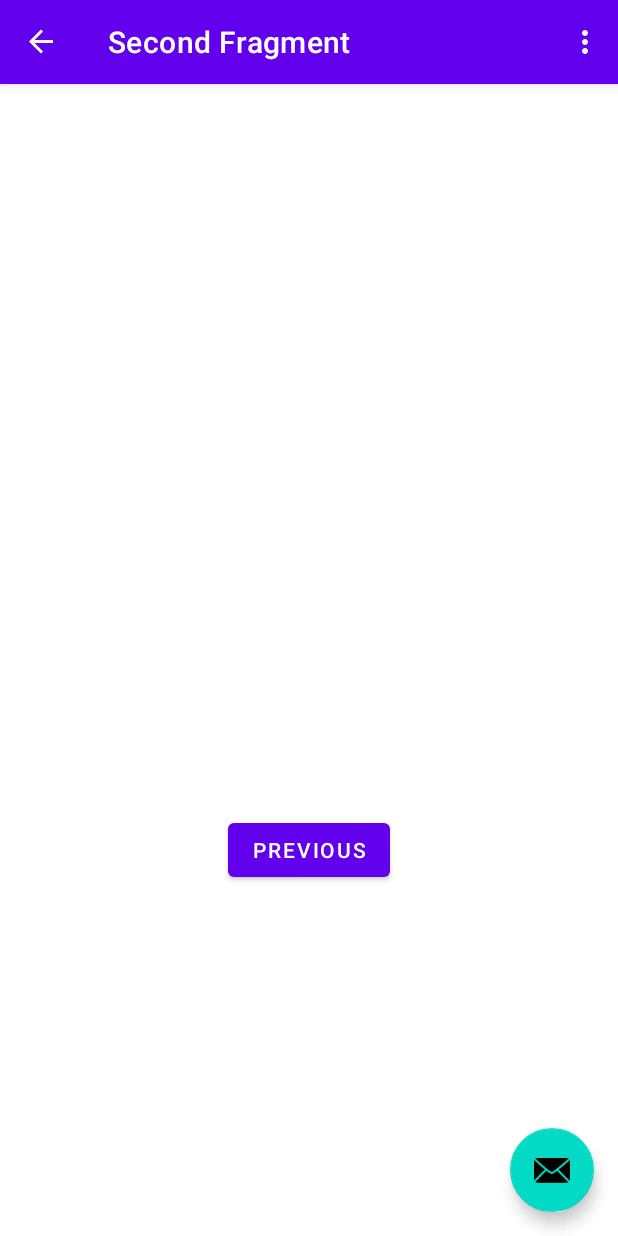
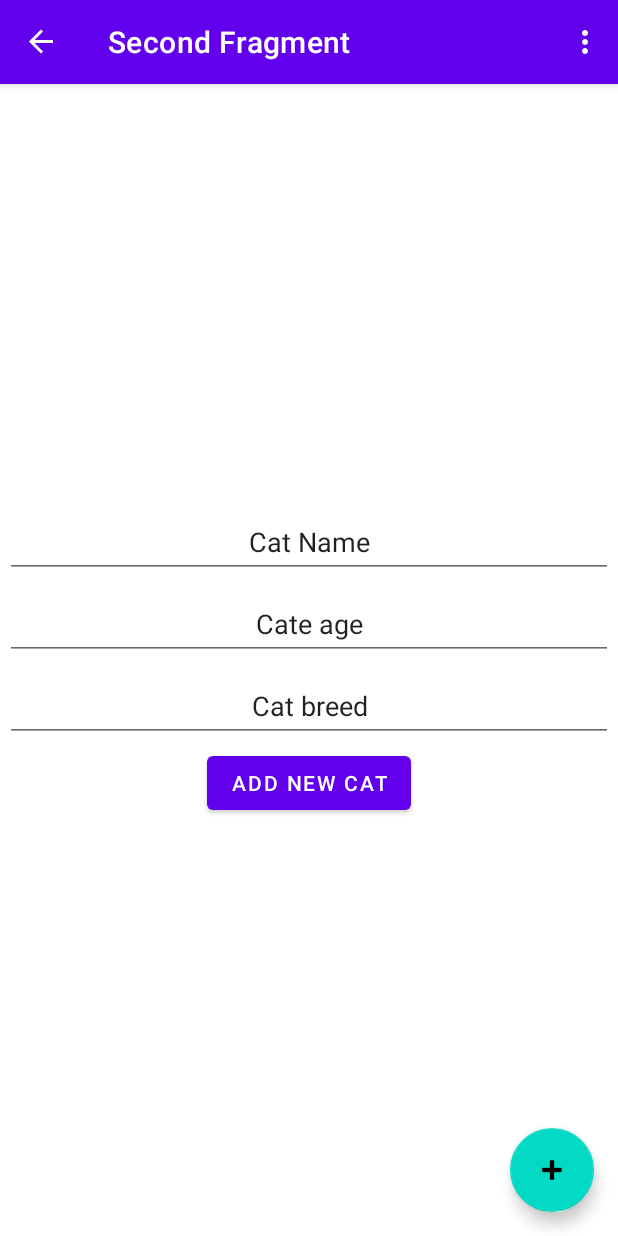
Before and after one commit to aleh-god/RSShool2021_Android_task_Storage, an Android app: the SecondFragment screen opened through its navigation route, on a phone screen of 412 x 824 dp. Run offline under Robolectric (Android 15) with nearby library versions, the phone set to English and light mode, and no system bars; our stand-ins replace navigation-ui; libraries missing offline, so code that uses them is left out: com.github.javafaker; 3 statements that could not run were skipped.

Commit message:
Big initial commit
Added RV to the first fragment. Made a layout for the second fragment. Configured the settings menu, change the FAB icon. Added the Cat service.

```diff
--- a/app/build.gradle
+++ b/app/build.gradle
@@ -45,4 +45,6 @@ dependencies {
     testImplementation 'junit:junit:4.+'
     androidTestImplementation 'androidx.test.ext:junit:1.1.3'
     androidTestImplementation 'androidx.test.espresso:espresso-core:3.4.0'
+
+    implementation 'com.github.javafaker:javafaker:1.0.2'
 }
--- a/app/src/main/java/by/godevelopment/rsshool2021androidtaskstorage/FirstFragment.kt
+++ b/app/src/main/java/by/godevelopment/rsshool2021androidtaskstorage/FirstFragment.kt
@@ -5,8 +5,13 @@ import androidx.fragment.app.Fragment
 import android.view.LayoutInflater
 import android.view.View
 import android.view.ViewGroup
+import android.widget.Toast
 import androidx.navigation.fragment.findNavController
+import androidx.recyclerview.widget.LinearLayoutManager
+import by.godevelopment.rsshool2021androidtaskstorage.adapter.CatAdapter
+import by.godevelopment.rsshool2021androidtaskstorage.database.CatProvider
 import by.godevelopment.rsshool2021androidtaskstorage.databinding.FragmentFirstBinding
+import by.godevelopment.rsshool2021androidtaskstorage.entity.Cat
 
 /**
  * A simple [Fragment] subclass as the default destination in the navigation.
@@ -19,22 +24,49 @@ class FirstFragment : Fragment() {
     // onDestroyView.
     private val binding get() = _binding!!
 
+    private lateinit var dataList: List<Cat>
+
     override fun onCreateView(
         inflater: LayoutInflater, container: ViewGroup?,
         savedInstanceState: Bundle?
     ): View? {
-
         _binding = FragmentFirstBinding.inflate(inflater, container, false)
         return binding.root
-
     }
 
     override fun onViewCreated(view: View, savedInstanceState: Bundle?) {
         super.onViewCreated(view, savedInstanceState)
+        setup()
+    }
 
-        binding.buttonFirst.setOnClickListener {
-            findNavController().navigate(R.id.action_FirstFragment_to_SecondFragment)
+    private fun setup() {
+        setupDataList()
+        setupRecyclerView()
+    }
+
+    private fun setupRecyclerView() {
+
+        val recyclerView = binding.recyclerView
+        val linearLayoutManager = LinearLayoutManager(context)
+        recyclerView.layoutManager = linearLayoutManager
+
+        // TODO "Обернуть в скоуп функцию"
+        val adapter = CatAdapter { position ->
+            myActionClick(dataList[position])
         }
+        recyclerView.adapter = adapter
+
+    }
+
+    private fun myActionClick(cat: Cat) {
+        Toast.makeText(
+            context,
+            "Выбран котик: ${cat.name}", Toast.LENGTH_SHORT
+        ).show()
+    }
+
+    private fun setupDataList() {
+        dataList = CatProvider.catsList
     }
 
     override fun onDestroyView() {
--- a/app/src/main/java/by/godevelopment/rsshool2021androidtaskstorage/MainActivity.kt
+++ b/app/src/main/java/by/godevelopment/rsshool2021androidtaskstorage/MainActivity.kt
@@ -9,12 +9,19 @@ import androidx.navigation.ui.navigateUp
 import androidx.navigation.ui.setupActionBarWithNavController
 import android.view.Menu
 import android.view.MenuItem
+import android.widget.Toast
+import androidx.navigation.fragment.findNavController
+import androidx.recyclerview.widget.LinearLayoutManager
+import by.godevelopment.rsshool2021androidtaskstorage.adapter.CatAdapter
+import by.godevelopment.rsshool2021androidtaskstorage.database.CatProvider
 import by.godevelopment.rsshool2021androidtaskstorage.databinding.ActivityMainBinding
+import by.godevelopment.rsshool2021androidtaskstorage.entity.Cat
 
 class MainActivity : AppCompatActivity() {
 
     private lateinit var appBarConfiguration: AppBarConfiguration
     private lateinit var binding: ActivityMainBinding
+    private lateinit var dataList: List<Cat>
 
     override fun onCreate(savedInstanceState: Bundle?) {
         super.onCreate(savedInstanceState)
@@ -28,10 +35,18 @@ class MainActivity : AppCompatActivity() {
         appBarConfiguration = AppBarConfiguration(navController.graph)
         setupActionBarWithNavController(navController, appBarConfiguration)
 
-        binding.fab.setOnClickListener { view ->
-            Snackbar.make(view, "Replace with your own action", Snackbar.LENGTH_LONG)
-                .setAction("Action", null).show()
+         setup()
+    }
+
+    private fun setup() {
+        setupGoToButton()
+    }
+
+    private fun setupGoToButton() {
+        binding.fab.setOnClickListener { _ ->
+            findNavController(R.id.nav_host_fragment_content_main).navigate(R.id.action_FirstFragment_to_SecondFragment)
         }
+        // TODO "Выбрасывает ошибку когда во втором фрагменте"
     }
 
     override fun onCreateOptionsMenu(menu: Menu): Boolean {
@@ -45,7 +60,20 @@ class MainActivity : AppCompatActivity() {
         // automatically handle clicks on the Home/Up button, so long
         // as you specify a parent activity in AndroidManifest.xml.
         return when (item.itemId) {
-            R.id.action_settings -> true
+            R.id.custom_filter -> {
+                Toast.makeText(
+                    this,
+                    "Переход на третий фрагмент", Toast.LENGTH_SHORT
+                ).show()
+                true
+            }
+            R.id.reset_filter -> {
+                Toast.makeText(
+                    this,
+                    "Сброс фильтра. Перегрузка листа с данными", Toast.LENGTH_SHORT
+                ).show()
+                true
+            }
             else -> super.onOptionsItemSelected(item)
         }
     }
--- /dev/null
+++ b/app/src/main/java/by/godevelopment/rsshool2021androidtaskstorage/adapter/CatAdapter.kt
@@ -0,0 +1,53 @@
+package by.godevelopment.rsshool2021androidtaskstorage.adapter
+
+import android.view.LayoutInflater
+import android.view.View
+import android.view.ViewGroup
+import android.widget.TextView
+import androidx.annotation.NonNull
+import androidx.recyclerview.widget.RecyclerView
+import by.godevelopment.rsshool2021androidtaskstorage.database.CatProvider
+import by.godevelopment.rsshool2021androidtaskstorage.entity.Cat
+import by.godevelopment.rsshool2021androidtaskstorage.databinding.ItemCatBinding
+
+class CatAdapter(
+    private val onItemClick: ((position: Int) -> Unit)? = null
+) : RecyclerView.Adapter<CatAdapter.CatHolder>() {
+
+    override fun onCreateViewHolder(parent: ViewGroup, viewType: Int): CatHolder {
+        return CatHolder(
+            ItemCatBinding.inflate(LayoutInflater.from(parent.context), parent, false),
+            onItemClick
+        )
+    }
+
+    override fun onBindViewHolder(holder: CatHolder, position: Int) {
+        val cat = CatProvider.catsList[position]
+        holder.bindTo(cat)
+    }
+
+    override fun getItemCount(): Int = CatProvider.catsList.size
+
+    class CatHolder(
+        @NonNull binding: ItemCatBinding,       // Можем передавать что угодно, как само view так и его binding
+        onItemClick: ((position: Int) -> Unit)?
+    ) : RecyclerView.ViewHolder(binding.root) {     // Но вернуть в конструктор должны именно view
+        private val textName: TextView = binding.Name
+        private val textAge: TextView = binding.Age
+        private val textBreed: TextView = binding.Breed
+
+        init {
+            itemView.setOnClickListener {
+                // TODO "Проверить подачу позиции"
+                onItemClick?.invoke(adapterPosition)
+            }
+        }
+
+        fun bindTo(cat: Cat) {
+            textName.text = ("Name cat: ${cat.name}").toString()
+            textAge.text = ("Age cat: ${cat.age}").toString()
+            textBreed.text = ("Breed cat: ${cat.breed}").toString()
+        }
+    }
+
+}
--- a/app/src/main/java/by/godevelopment/rsshool2021androidtaskstorage/database/ContractDB.kt
+++ b/app/src/main/java/by/godevelopment/rsshool2021androidtaskstorage/database/ContractDB.kt
@@ -7,7 +7,7 @@ import android.provider.BaseColumns
 object ContractDB {
     // Table contents are grouped together in an anonymous object.
     object FeedEntry : BaseColumns {
-        const val TABLE_NAME = "Cat_db"
+        const val TABLE_NAME = "Cat_table"
         const val COLUMN_NAME_NAME = "name"
         const val COLUMN_NAME_AGE = "age"
         const val COLUMN_NAME_BREED = "breed"
--- a/app/src/main/res/layout/activity_main.xml
+++ b/app/src/main/res/layout/activity_main.xml
@@ -29,6 +29,6 @@
         android:layout_gravity="bottom|end"
         android:layout_marginEnd="@dimen/fab_margin"
         android:layout_marginBottom="16dp"
-        app:srcCompat="@android:drawable/ic_dialog_email" />
+        app:srcCompat="@android:drawable/ic_input_add" />
 
 </androidx.coordinatorlayout.widget.CoordinatorLayout>
--- a/app/src/main/res/layout/fragment_second.xml
+++ b/app/src/main/res/layout/fragment_second.xml
@@ -6,22 +6,60 @@
     android:layout_height="match_parent"
     tools:context=".SecondFragment">
 
-    <TextView
-        android:id="@+id/textview_second"
-        android:layout_width="wrap_content"
+    <EditText
+        android:id="@+id/Name"
+        android:layout_width="0dp"
         android:layout_height="wrap_content"
-        app:layout_constraintBottom_toTopOf="@id/button_second"
+        android:layout_margin="3dp"
+        android:autofillHints="Enter the name of the cat"
+        android:gravity="center"
+        android:inputType="text"
+        android:minHeight="48dp"
+        android:text="@string/cat_name"
+        app:layout_constraintBottom_toTopOf="@id/Age"
         app:layout_constraintEnd_toEndOf="parent"
         app:layout_constraintStart_toStartOf="parent"
-        app:layout_constraintTop_toTopOf="parent" />
+        app:layout_constraintTop_toTopOf="parent"
+        app:layout_constraintVertical_chainStyle="packed" />
+
+    <EditText
+        android:id="@+id/Age"
+        android:layout_width="0dp"
+        android:layout_height="wrap_content"
+        android:layout_margin="3dp"
+        android:autofillHints="Enter the age of the cat"
+        android:gravity="center"
+        android:inputType="number"
+        android:minHeight="48dp"
+        android:text="@string/cate_age"
+        app:layout_constraintBottom_toTopOf="@id/Breed"
+        app:layout_constraintEnd_toEndOf="parent"
+        app:layout_constraintStart_toStartOf="parent"
+        app:layout_constraintTop_toBottomOf="@id/Name" />
+
+    <EditText
+        android:id="@+id/Breed"
+        android:layout_width="0dp"
+        android:layout_height="wrap_content"
+        android:layout_margin="3dp"
+        android:autofillHints="Enter the breed of the cat"
+        android:gravity="center"
+        android:inputType="text"
+        android:minHeight="48dp"
+        android:text="@string/cat_breed"
+        app:layout_constraintBottom_toBottomOf="@id/button_second"
+        app:layout_constraintEnd_toEndOf="parent"
+        app:layout_constraintStart_toStartOf="parent"
+        app:layout_constraintTop_toBottomOf="@id/Age" />
 
     <Button
         android:id="@+id/button_second"
         android:layout_width="wrap_content"
         android:layout_height="wrap_content"
-        android:text="@string/previous"
+        android:text="@string/add_new_cat"
         app:layout_constraintBottom_toBottomOf="parent"
         app:layout_constraintEnd_toEndOf="parent"
         app:layout_constraintStart_toStartOf="parent"
-        app:layout_constraintTop_toBottomOf="@id/textview_second" />
+        app:layout_constraintTop_toBottomOf="@id/Breed" />
+
 </androidx.constraintlayout.widget.ConstraintLayout>
--- a/app/src/main/res/menu/menu_main.xml
+++ b/app/src/main/res/menu/menu_main.xml
@@ -3,8 +3,16 @@
     xmlns:tools="http://schemas.android.com/tools"
     tools:context="by.godevelopment.rsshool2021androidtaskstorage.MainActivity">
     <item
-        android:id="@+id/action_settings"
+        android:id="@+id/custom_filter"
         android:orderInCategory="100"
-        android:title="@string/action_settings"
-        app:showAsAction="never" />
+        android:title="@string/custom_filter"
+        app:showAsAction="never"
+        />
+
+    <item
+        android:id="@+id/reset_filter"
+        android:orderInCategory="100"
+        android:title="@string/reset_filter"
+        app:showAsAction="never"
+        />
 </menu>
--- a/app/src/main/res/values/strings.xml
+++ b/app/src/main/res/values/strings.xml
@@ -9,7 +9,10 @@
 
     <string name="hello_first_fragment">Hello first fragment</string>
     <string name="hello_second_fragment">Hello second fragment. Arg: %1$s</string>
-    <string name="name_cat">Name Cat</string>
+    <string name="cat_name">Cat Name</string>
     <string name="cate_age">Cate age</string>
     <string name="cat_breed">Cat breed</string>
+    <string name="add_new_cat">Add new Cat</string>
+    <string name="reset_filter">Reset filter</string>
+    <string name="custom_filter">Custom filter</string>
 </resources>
```
Also changed, not shown: app/src/main/java/by/godevelopment/rsshool2021androidtaskstorage/database/CatProvider.kt (added, +17 -0 lines), app/src/main/java/by/godevelopment/rsshool2021androidtaskstorage/database/CatReaderDbHelper.kt (added, +64 -0 lines), app/src/main/java/by/godevelopment/rsshool2021androidtaskstorage/entity/Cat.kt (added, +8 -0 lines), app/src/main/res/layout/item_cat.xml (+18 -8 lines).
